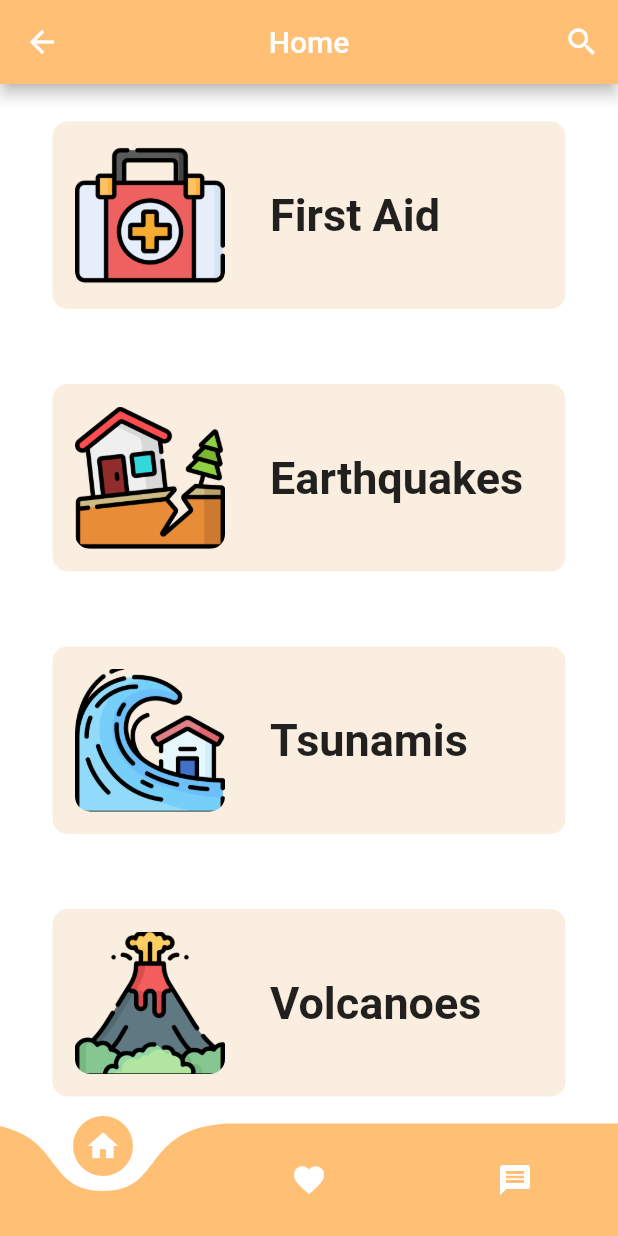
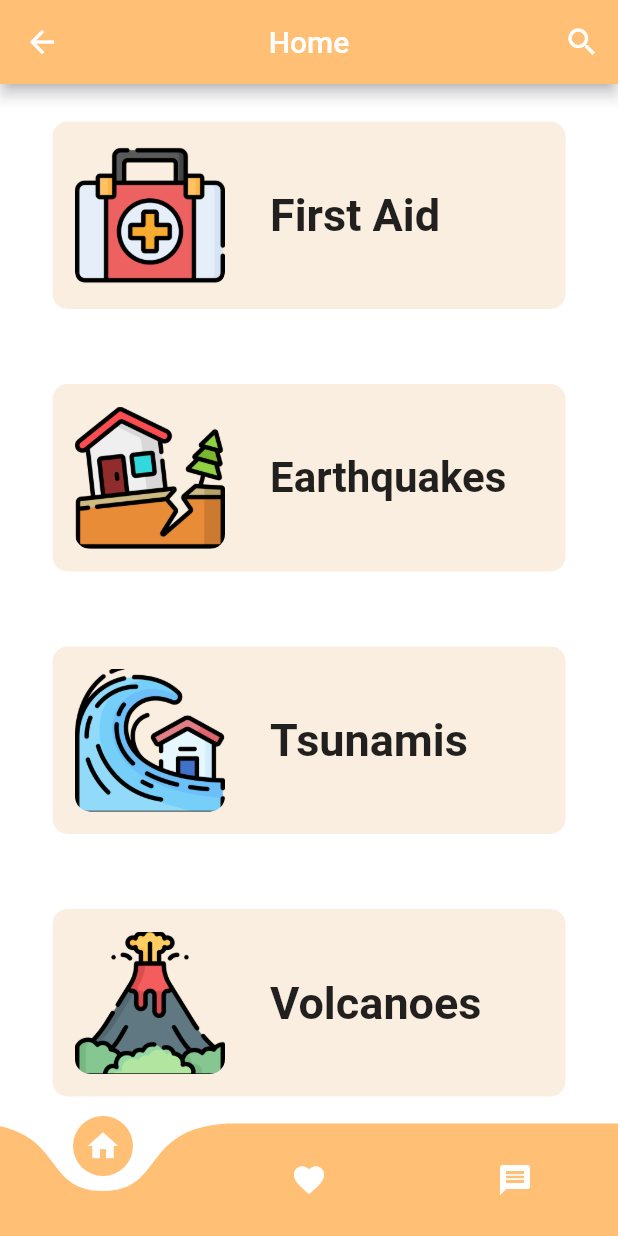
Before and after one commit to Im3jay/SurviveIt, a Flutter app: the screen it shows after launch, after a tap on "Start Learning!", on a phone screen of 412 x 824 dp. Run offline on Flutter 3.47's test engine with Material 2 defaults, Android fonts, the phone set to English and light mode, and no system bars; drawn by our look-alikes of curved_navigation_bar; our stand-ins replace expandable, youtube_player_flutter.

Commit message:
Minor Changes to all files
May 4, 2023
7:09 am

```diff
--- a/lib/Home_1.dart
+++ b/lib/home1.dart
@@ -1,6 +1,4 @@
-import 'package:curved_navigation_bar/curved_navigation_bar.dart';
 import 'package:flutter/material.dart';
-import 'package:project1/navigate.dart';
 import 'categories/tsunamis.dart';
 import 'categories/volcanoes.dart';
 import 'categories/earthquakes.dart';
@@ -50,6 +48,11 @@ class _Home_1State extends State<Home_1> {
                   ),
                   child: GridView(
                     physics: const BouncingScrollPhysics(),
+                    gridDelegate:
+                        const SliverGridDelegateWithFixedCrossAxisCount(
+                            crossAxisCount: 1,
+                            crossAxisSpacing: 15,
+                            mainAxisExtent: 175),
                     children: [
                       GestureDetector(
                       onTap: () {
@@ -61,8 +64,8 @@ class _Home_1State extends State<Home_1> {
                       },
                         child :
                         Container(
-                          decoration: BoxDecoration(
-                              color: const Color.fromRGBO(249, 238, 223, 1),
+                          decoration: const BoxDecoration(
+                              color: Color.fromRGBO(249, 238, 223, 1),
                               borderRadius: BorderRadius.all(Radius.circular(10))),
                           padding: const EdgeInsets.all(15),
                           margin: const EdgeInsets.all(25),
@@ -72,7 +75,7 @@ class _Home_1State extends State<Home_1> {
                                 width: 100,
                                 height: 100,
                                 decoration: BoxDecoration(
-                                  image: DecorationImage(
+                                  image: const DecorationImage(
                                     image:
                                     AssetImage('images/home_icon/firstAid.png'),
                                     fit: BoxFit.cover,
@@ -101,8 +104,8 @@ class _Home_1State extends State<Home_1> {
                         },
                         child :
                         Container(
-                            decoration: BoxDecoration(
-                                color: const Color.fromRGBO(249, 238, 223, 1),
+                            decoration: const BoxDecoration(
+                                color: Color.fromRGBO(249, 238, 223, 1),
                                 borderRadius: BorderRadius.all(Radius.circular(10))),
                             padding: const EdgeInsets.all(15),
                             margin: const EdgeInsets.all(25),
@@ -112,7 +115,7 @@ class _Home_1State extends State<Home_1> {
                                   width: 100,
                                   height: 100,
                                   decoration: BoxDecoration(
-                                    image: DecorationImage(
+                                    image: const DecorationImage(
                                       image:
                                       AssetImage('images/home_icon/earthquakes.png'),
                                       fit: BoxFit.cover,
@@ -124,7 +127,7 @@ class _Home_1State extends State<Home_1> {
                                 const Expanded(
                                   child: Text(
                                     'Earthquakes',
-                                    style: TextStyle(fontSize: 30,fontWeight: FontWeight.bold,),
+                                    style: TextStyle(fontSize: 28,fontWeight: FontWeight.bold,),
                                   ),
                                 ),
                               ],
@@ -141,8 +144,8 @@ class _Home_1State extends State<Home_1> {
                         },
                         child :
                         Container(
-                            decoration: BoxDecoration(
-                                color: const Color.fromRGBO(249, 238, 223, 1),
+                            decoration: const BoxDecoration(
+                                color: Color.fromRGBO(249, 238, 223, 1),
                                 borderRadius: BorderRadius.all(Radius.circular(10))),
                             padding: const EdgeInsets.all(15),
                             margin: const EdgeInsets.all(25),
@@ -152,7 +155,7 @@ class _Home_1State extends State<Home_1> {
                                   width: 100,
                                   height: 100,
                                   decoration: BoxDecoration(
-                                    image: DecorationImage(
+                                    image: const DecorationImage(
                                       image:
                                       AssetImage('images/home_icon/tsunamis.png'),
                                       fit: BoxFit.cover,
@@ -181,8 +184,8 @@ class _Home_1State extends State<Home_1> {
                         },
                         child :
                         Container(
-                            decoration: BoxDecoration(
-                                color: const Color.fromRGBO(249, 238, 223, 1),
+                            decoration: const BoxDecoration(
+                                color: Color.fromRGBO(249, 238, 223, 1),
                                 borderRadius: BorderRadius.all(Radius.circular(10))),
                             padding: const EdgeInsets.all(15),
                             margin: const EdgeInsets.all(25),
@@ -192,7 +195,7 @@ class _Home_1State extends State<Home_1> {
                                   width: 100,
                                   height: 100,
                                   decoration: BoxDecoration(
-                                    image: DecorationImage(
+                                    image: const DecorationImage(
                                       image:
                                       AssetImage('images/home_icon/volcano.png'),
                                       fit: BoxFit.cover,
@@ -221,8 +224,8 @@ class _Home_1State extends State<Home_1> {
                         },
                         child :
                         Container(
-                            decoration: BoxDecoration(
-                                color: const Color.fromRGBO(249, 238, 223, 1),
+                            decoration: const BoxDecoration(
+                                color: Color.fromRGBO(249, 238, 223, 1),
                                 borderRadius: BorderRadius.all(Radius.circular(10))),
                             padding: const EdgeInsets.all(15),
                             margin: const EdgeInsets.all(25),
@@ -232,7 +235,7 @@ class _Home_1State extends State<Home_1> {
                                   width: 100,
                                   height: 100,
                                   decoration: BoxDecoration(
-                                    image: DecorationImage(
+                                    image: const DecorationImage(
                                       image:
                                       AssetImage('images/home_icon/emergencyCall.png'),
                                       fit: BoxFit.cover,
@@ -252,11 +255,6 @@ class _Home_1State extends State<Home_1> {
                         ),
                       ),
                     ],
-                    gridDelegate:
-                        const SliverGridDelegateWithFixedCrossAxisCount(
-                            crossAxisCount: 1,
-                            crossAxisSpacing: 15,
-                            mainAxisExtent: 175),
                   ),
                 )
               ],
--- a/lib/home_page.dart
+++ b/lib/home_page.dart
@@ -1,8 +1,7 @@
 import 'package:flutter/material.dart';
 import 'package:curved_navigation_bar/curved_navigation_bar.dart';
 import 'favorite.dart';
-import 'Home_1.dart';
-import 'about_page.dart';
+import 'home1.dart';
 import '/categories/help_page.dart';
 
 class MyHomePage extends StatefulWidget {
@@ -41,9 +40,9 @@ class _MyHomePageState extends State<MyHomePage> {
           backgroundColor: Colors.white,
           color: const Color.fromRGBO(255,191,116,1),
           animationDuration: const Duration(milliseconds: 300),
-          items: [
-            const Icon(Icons.home, color: Colors.white),
-            const Icon(Icons.favorite, color: Colors.white),
+          items: const [
+            Icon(Icons.home, color: Colors.white),
+            Icon(Icons.favorite, color: Colors.white),
             Icon(Icons.message, color: Colors.white),
           ]),
     );
--- a/lib/welcome.dart
+++ b/lib/welcome.dart
@@ -22,16 +22,16 @@ class WelcomePage extends StatelessWidget {
                 children: [
                   CircleAvatar(
                     backgroundColor: Colors.transparent,
+                    radius: 90,
                     child: ClipOval(
                       child: Image.asset('images/Logo.png',
                           width: 150, height: 150, fit: BoxFit.cover),
                     ),
-                    radius: 90,
                   ),
                   Row(
                       mainAxisAlignment: MainAxisAlignment.center,
-                      children: <Widget>[
-                        const Text(
+                      children: const <Widget>[
+                        Text(
                           'SurviveIt',
                           textAlign: TextAlign.center,
                           style: TextStyle(
@@ -39,7 +39,7 @@ class WelcomePage extends StatelessWidget {
                               fontSize: 35,
                               fontWeight: FontWeight.bold),
                         ),
-                        const Text(
+                        Text(
                           'Kids',
                           style: TextStyle(
                               color: Color.fromRGBO(249, 156, 35, 1),
@@ -66,15 +66,15 @@ class WelcomePage extends StatelessWidget {
                                 },
                                 child: Container(
                                     padding: const EdgeInsets.all(15),
+                                    decoration: const BoxDecoration(
+                                      color: Color.fromRGBO(255, 138, 0, 1),
+                                    ),
                                     child: const Text('Start Learning!',
                                         textAlign: TextAlign.center,
                                         style: TextStyle(
                                             fontSize: 17,
                                             color: Colors.white,
-                                            fontWeight: FontWeight.bold)),
-                                    decoration: const BoxDecoration(
-                                      color: Color.fromRGBO(255, 138, 0, 1),
-                                    )),
+                                            fontWeight: FontWeight.bold))),
                               )))),
                   const SizedBox(height: 10),
                   Padding(
```
Also changed, not shown: lib/categories/nav/earthquakes1.dart (+19 -19 lines), lib/categories/nav/emergencyCall1.dart (+12 -20 lines), lib/categories/nav/firstAid1.dart (+15 -11 lines), lib/categories/nav/tsunamis1.dart (+27 -19 lines), lib/categories/nav/volcanoes1.dart (+38 -38 lines), lib/favorite.dart (+8 -8 lines), lib/navigate.dart (+9 -11 lines), lib/quiz.dart (+42 -24 lines), lib/startquiz.dart (+16 -16 lines), lib/widgets/networkimage.dart (+9 -7 lines), pubspec.lock.
